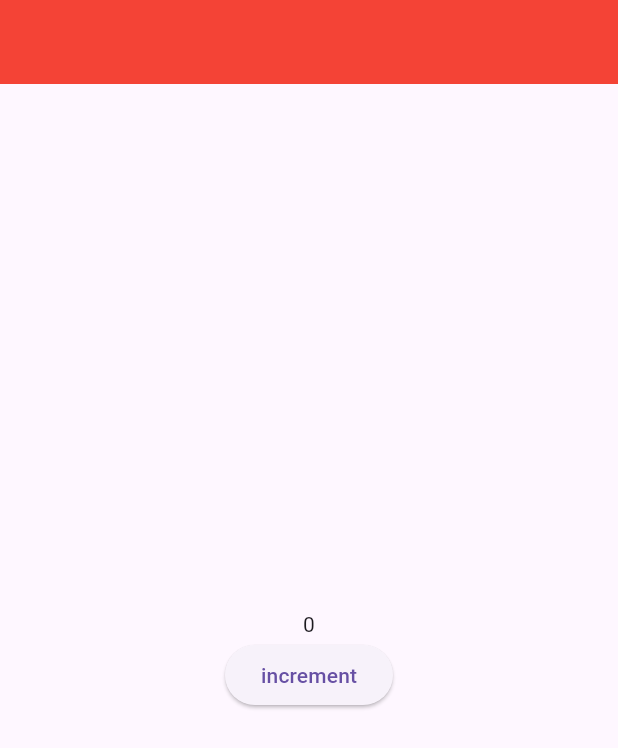
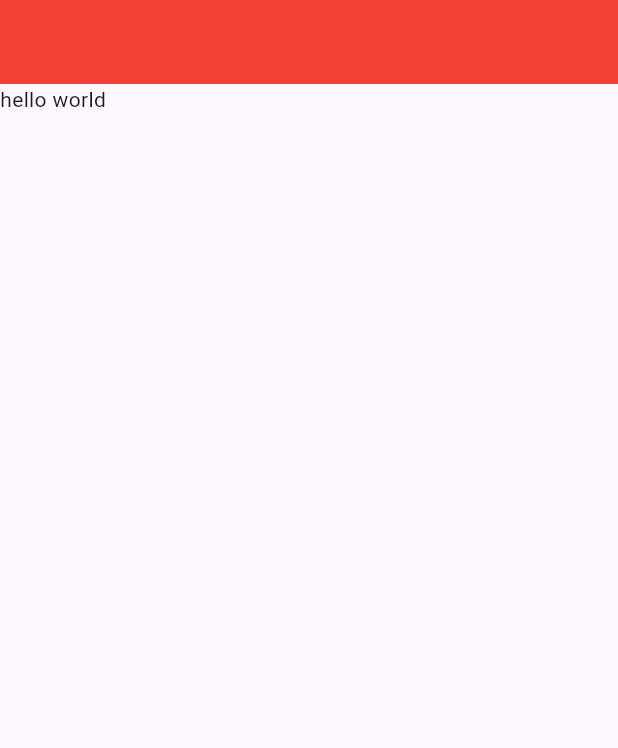
Before and after one commit to Aabis-Ahmed-Hassan/get_x_state_management, a Flutter app: the screen it shows after launch, on a phone screen of 412 x 824 dp. Shown: the top 748 px of the screen. Run offline on Flutter 3.47's test engine with Material 3 defaults, Android fonts, the phone set to English and light mode, and no system bars; our stand-ins replace get.

Commit message:
minor changes

```diff
--- /dev/null
+++ b/lib/list_screen.dart
@@ -0,0 +1,14 @@
+import 'package:flutter/material.dart';
+class ListScreen extends StatelessWidget {
+  const ListScreen({super.key});
+
+  @override
+  Widget build(BuildContext context) {
+    return Scaffold(
+      appBar: AppBar(
+        backgroundColor: Colors.red,
+      ),
+      body: Text('hello world')
+    );
+  }
+}
--- a/lib/main.dart
+++ b/lib/main.dart
@@ -1,6 +1,7 @@
 import 'package:flutter/material.dart';
 import 'package:get/get.dart';
 import 'package:get_x_state_management/navigation_screen.dart';
+import 'package:get_x_state_management/list_screen.dart';
 
 import 'home_screen.dart';
 void main() {
@@ -13,7 +14,8 @@ class MyApp extends StatelessWidget {
   Widget build(BuildContext context) {
     return GetMaterialApp(
 
-      home: HomeScreen(),
+      home:ListScreen(),
+      // home: HomeScreen(),
     );
   }
 }
--- a/lib/navigation_screen.dart
+++ b/lib/navigation_screen.dart
@@ -5,6 +5,13 @@ import 'package:get_x_state_management/controller/navigation_controller.dart';
 
 class NavigationScreen extends StatelessWidget {
  NavigationScreen({super.key});
+
+
+ // in this way, only one instance of getx will be created in the UI
+ // and if we want to use them in more screens, it will use the same object
+ // rather than creating a new object and consuming more ram
+ // We've to create the object for only once, then we'll be using instance variable
+ static NavigationScreen get instance => Get.find();
 
   final controller = Get.put(NavigationController());
 
```
